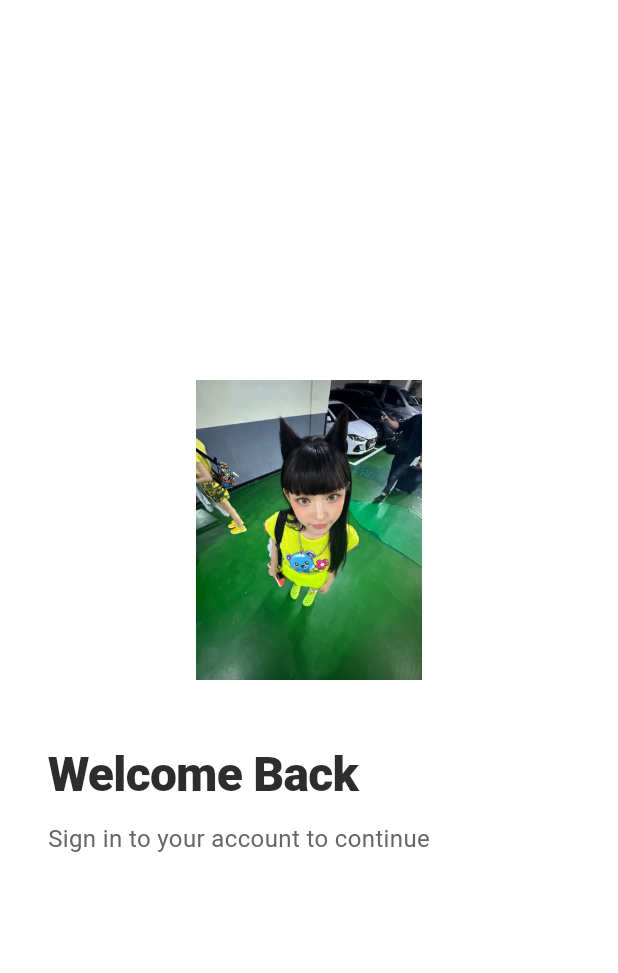
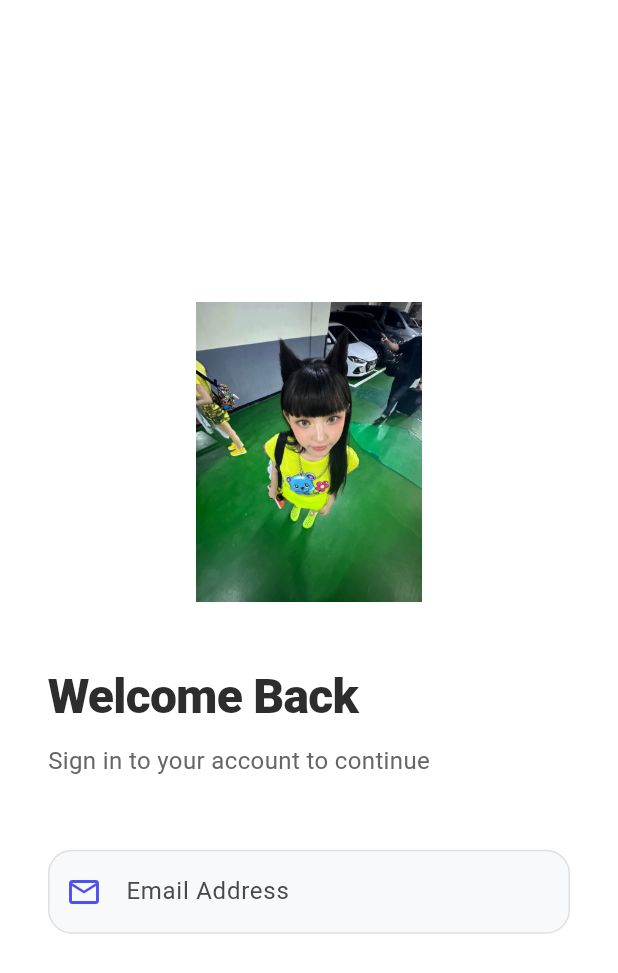
Before and after one commit to lulultfh/Navigation_0209, a Flutter app: the LoginPage widget shown alone on an empty page, opened directly, on a phone screen of 412 x 824 dp. Shown: the top 973 px of the screen. Run offline on Flutter 3.47's test engine with Material 3 defaults, Android fonts, the light colour scheme and no system bars.

Commit message:
feat: menambahkan SizedBox dan TextFormField untuk menginput email pada halaman login

```diff
--- a/lib/auth/login.dart
+++ b/lib/auth/login.dart
@@ -82,6 +82,41 @@
                         color: MainLayout.textSubtitleColor,
                       ),
                     ),
+                    const SizedBox(height: 48),
+
+                    TextFormField(
+                      controller: emailController,
+                      keyboardType: TextInputType.emailAddress,
+                      decoration: InputDecoration(
+                        labelText: 'Email Address',
+                        labelStyle: TextStyle(color: MainLayout.labelColor),
+                        prefixIcon: const Icon(
+                          Icons.email_outlined,
+                          color: MainLayout.primaryColor,
+                        ),
+                        enabledBorder: OutlineInputBorder(
+                          borderRadius: BorderRadius.circular(16),
+                          borderSide: BorderSide(
+                            color: MainLayout.inputBorderColor,
+                          ),
+                        ),
+                        focusedBorder: OutlineInputBorder(
+                          borderRadius: BorderRadius.circular(16),
+                          borderSide: const BorderSide(
+                            color: MainLayout.primaryColor,
+                            width: 2,
+                          ),
+                        ),
+                        filled: true,
+                        fillColor: MainLayout.inputFillColor,
+                      ),
+                      validator: (value) {
+                        if (value == null || value.isEmpty) {
+                          return 'Please enter your email';
+                        }
+                        return null;
+                      },
+                    ),
                   ],
                 ),
               ),
```
